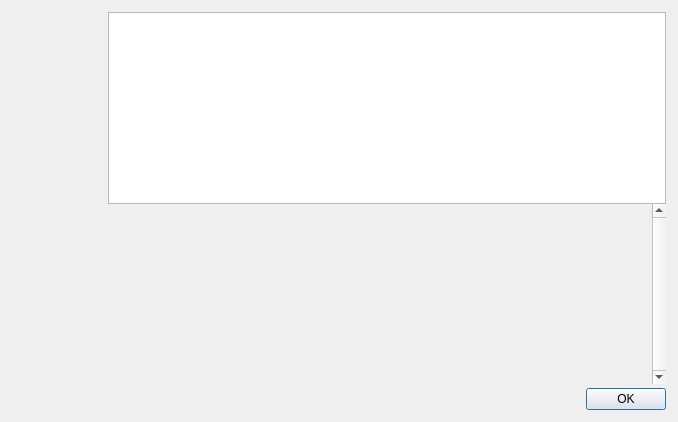
This is src/qt/forms/helpmessagedialog.ui in UlordChain/UlordChain as Qt 5 draws it before an edit. The edited form follows.
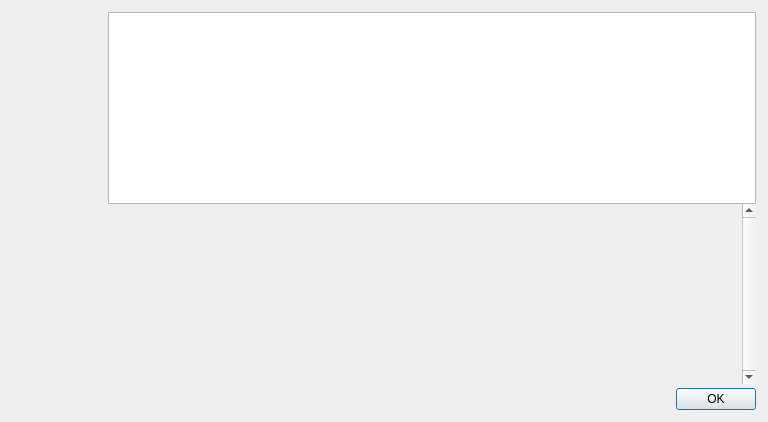
This is the edited form. Icons and pictures are not drawn.

What changed in the file:
```diff
--- a/src/qt/forms/helpmessagedialog.ui
+++ b/src/qt/forms/helpmessagedialog.ui
@@ -6,7 +6,7 @@
    <rect>
     <x>0</x>
     <y>0</y>
-    <width>678</width>
+    <width>768</width>
     <height>422</height>
    </rect>
   </property>
@@ -113,8 +113,8 @@
          <rect>
           <x>0</x>
           <y>0</y>
-          <width>540</width>
-          <height>68</height>
+          <width>623</width>
+          <height>151</height>
          </rect>
         </property>
         <layout class="QVBoxLayout" name="verticalLayout_2">
```
